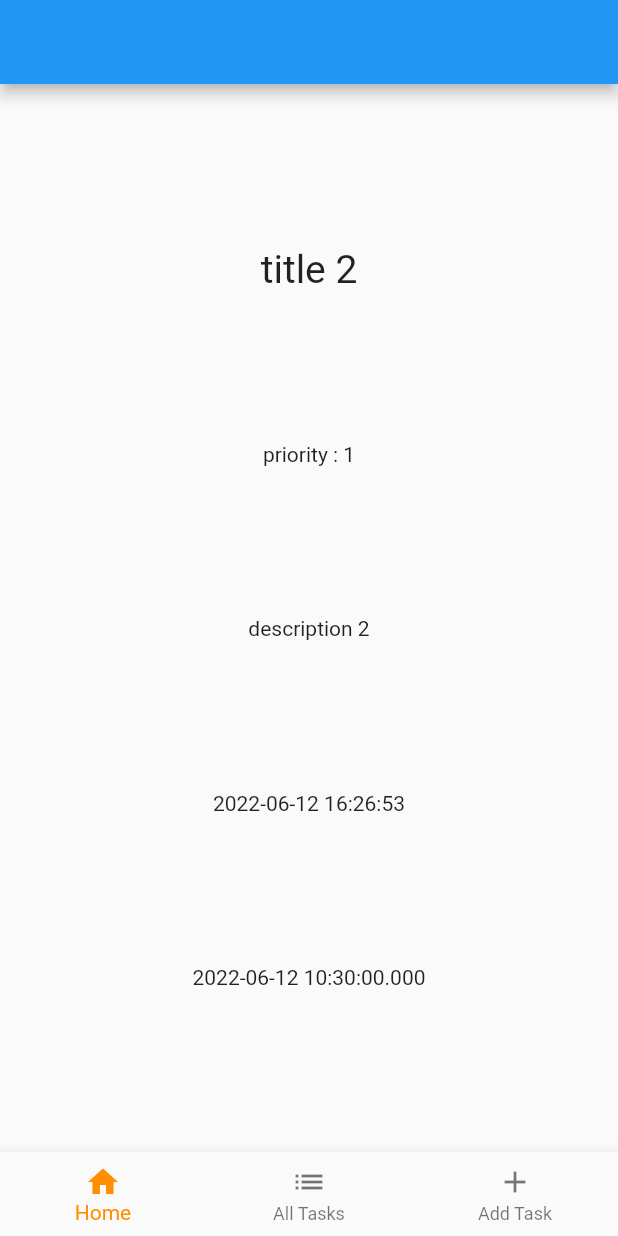
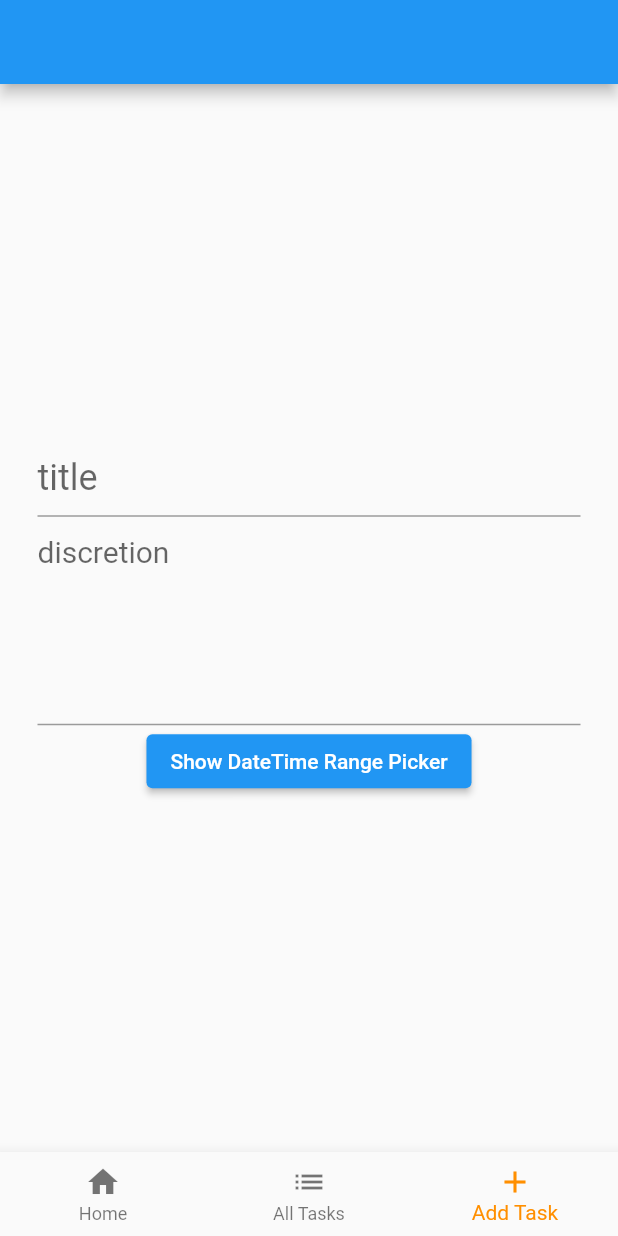
Before and after one commit to ahmedsat/TaskMan, a Flutter app: the screen it shows after launch, on a phone screen of 412 x 824 dp. Run offline on Flutter 3.47's test engine with Material 2 defaults, Android fonts, the phone set to English and light mode, and no system bars; our stand-ins replace shared_preferences; missing offline and left inert: omni_datetime_picker.

Commit message:
add task ui

```diff
--- a/lib/pages/add_task.dart
+++ b/lib/pages/add_task.dart
@@ -0,0 +1,72 @@
+import 'package:flutter/material.dart';
+import 'package:omni_datetime_picker/omni_datetime_picker.dart';
+
+class AddTask extends StatelessWidget {
+  AddTask({Key? key}) : super(key: key);
+  final titleFieldController = TextEditingController();
+  @override
+  Widget build(BuildContext context) {
+    return Padding(
+      padding: const EdgeInsets.symmetric(
+        vertical: 8.0,
+        horizontal: 25,
+      ),
+      child: Column(
+        mainAxisAlignment: MainAxisAlignment.center,
+        children: [
+          TextFormField(
+            controller: titleFieldController,
+            maxLines: 1,
+            style: const TextStyle(fontSize: 24),
+            decoration: const InputDecoration(
+              hintText: "title",
+            ),
+          ),
+          TextFormField(
+            controller: titleFieldController,
+            maxLines: 5,
+            style: const TextStyle(fontSize: 20),
+            decoration: const InputDecoration(
+              hintText: "discretion",
+            ),
+          ),
+          //! --------------------------------------
+          ElevatedButton(
+            onPressed: () async {
+              List<DateTime>? dateTimeList = await showOmniDateTimeRangePicker(
+                context: context,
+                primaryColor: Colors.cyan,
+                backgroundColor: Colors.grey[900],
+                calendarTextColor: Colors.white,
+                tabTextColor: Colors.white,
+                unselectedTabBackgroundColor: Colors.grey[700],
+                buttonTextColor: Colors.white,
+                timeSpinnerTextStyle:
+                    const TextStyle(color: Colors.white70, fontSize: 18),
+                timeSpinnerHighlightedTextStyle:
+                    const TextStyle(color: Colors.white, fontSize: 24),
+                is24HourMode: false,
+                isShowSeconds: false,
+                startInitialDate: DateTime.now(),
+                startFirstDate:
+                    DateTime(1600).subtract(const Duration(days: 3652)),
+                startLastDate: DateTime.now().add(
+                  const Duration(days: 3652),
+                ),
+                endInitialDate: DateTime.now(),
+                endFirstDate:
+                    DateTime(1600).subtract(const Duration(days: 3652)),
+                endLastDate: DateTime.now().add(
+                  const Duration(days: 3652),
+                ),
+                borderRadius: const Radius.circular(16),
+              );
+              print(dateTimeList);
+            },
+            child: const Text("Show DateTime Range Picker"),
+          ),
+        ],
+      ),
+    );
+  }
+}
--- a/lib/pages/home.dart
+++ b/lib/pages/home.dart
@@ -2,6 +2,7 @@ import 'package:flutter/material.dart';
 import 'package:shared_preferences/shared_preferences.dart';
 import 'package:taskman/Models/tasks_model.dart';
 import 'package:taskman/controllers/tasks_controler.dart';
+import 'package:taskman/pages/add_task.dart';
 import 'package:taskman/pages/all_tasks.dart';
 import 'package:taskman/pages/current_task.dart';
 import 'package:taskman/pages/no_tasks_here.dart';
@@ -16,7 +17,7 @@ class Home extends StatefulWidget {
 
 class _HomeState extends State<Home> {
   final Future<SharedPreferences> _prefs = SharedPreferences.getInstance();
-  int _selectedIndex = 0;
+  int _selectedIndex = 2;
   List<Task>? tasks;
   TasksController tc = TasksController.instance;
 
@@ -25,8 +26,7 @@ class _HomeState extends State<Home> {
     // const CircularProgressIndicator(),
     const NoTasksHere(),
     const NoTasksHere(),
-    const CircularProgressIndicator(),
-    const NoTasksHere(),
+    AddTask(),
   ];
 
   void _onItemTapped(int index) {
--- a/pubspec.yaml
+++ b/pubspec.yaml
@@ -19,6 +19,7 @@ environment:
 dependencies:
   flutter:
     sdk: flutter
+  omni_datetime_picker: ^0.1.0
   shared_preferences: ^2.0.15
   uuid: ^3.0.6
 
```
Also changed, not shown: pubspec.lock.
